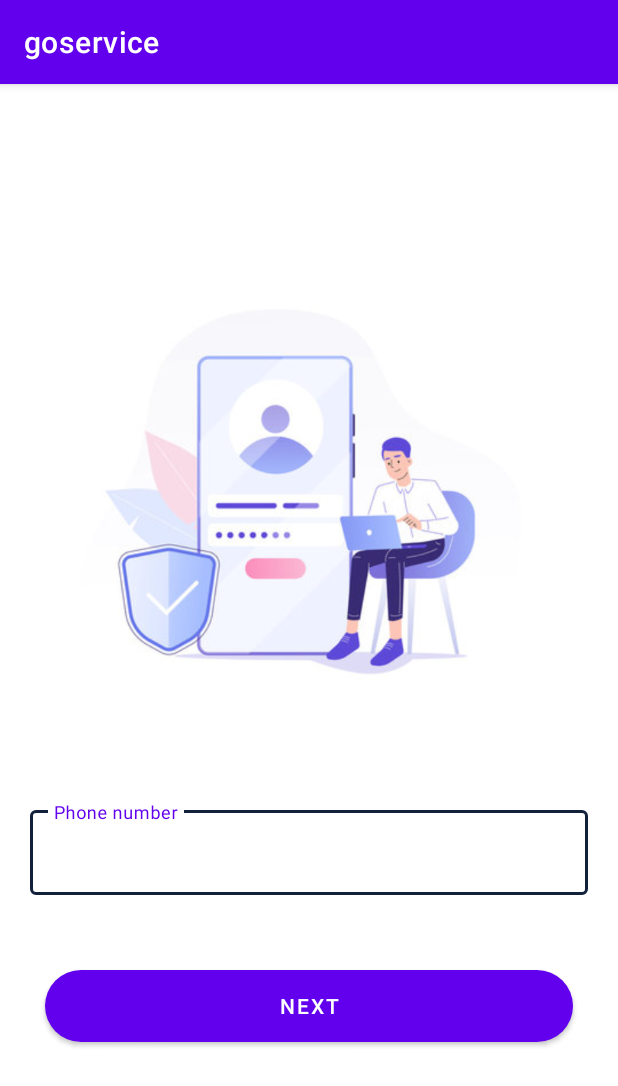
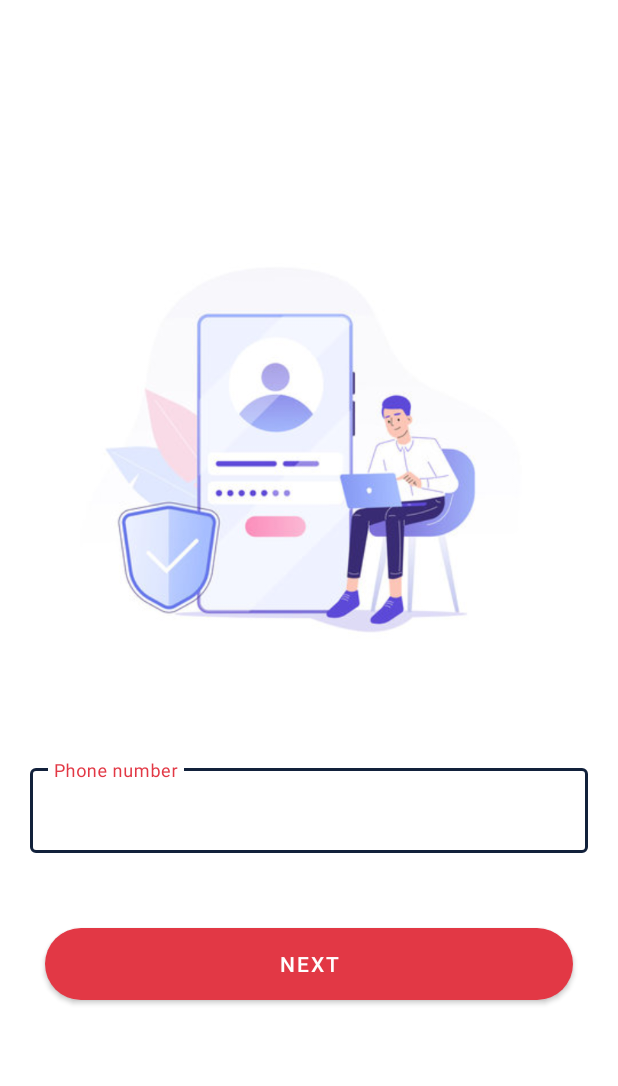
Before and after one commit to Blindwhisky27/gorserivce-android, an Android app: the screen it shows after launch (AuthenticationActivity), on a phone screen of 412 x 824 dp. Shown: the top 1086 px of the screen. Run offline under Robolectric (Android 15) with nearby library versions, the phone set to English and light mode, and no system bars; our stand-ins replace Firebase (no records; nobody signed in at launch, a user with empty details on screens opened directly).

Commit message:
Changed theme of the app

```diff
--- a/app/src/main/AndroidManifest.xml
+++ b/app/src/main/AndroidManifest.xml
@@ -7,6 +7,7 @@
          location permissions for the "MyLocation" functionality.
     -->
     <uses-permission android:name="android.permission.ACCESS_FINE_LOCATION" />
+    <uses-permission android:name="android.permission.INTERNET" />
 
     <application
         android:allowBackup="true"
@@ -15,7 +16,8 @@
         android:roundIcon="@mipmap/ic_launcher_round"
         android:supportsRtl="true"
         android:theme="@style/Theme.Goservice">
-        <activity android:name=".OtpActivity"></activity>
+        <activity android:name=".NavigationActivity"></activity>
+        <activity android:name=".OtpActivity" />
         <activity android:name=".AuthenticationActivity" />
         <!--
              The API key for Google Maps-based APIs is defined as a string resource.
--- a/app/src/main/res/values/themes.xml
+++ b/app/src/main/res/values/themes.xml
@@ -1,8 +1,8 @@
 <resources xmlns:tools="http://schemas.android.com/tools">
     <!-- Base application theme. -->
-    <style name="Theme.Goservice" parent="Theme.MaterialComponents.DayNight.DarkActionBar">
+    <style name="Theme.Goservice" parent="Theme.MaterialComponents.DayNight.NoActionBar">
         <!-- Primary brand color. -->
-        <item name="colorPrimary">@color/purple_500</item>
+        <item name="colorPrimary">@color/theme_red</item>
         <item name="colorPrimaryVariant">@color/purple_700</item>
         <item name="colorOnPrimary">@color/white</item>
         <!-- Secondary brand color. -->
```
